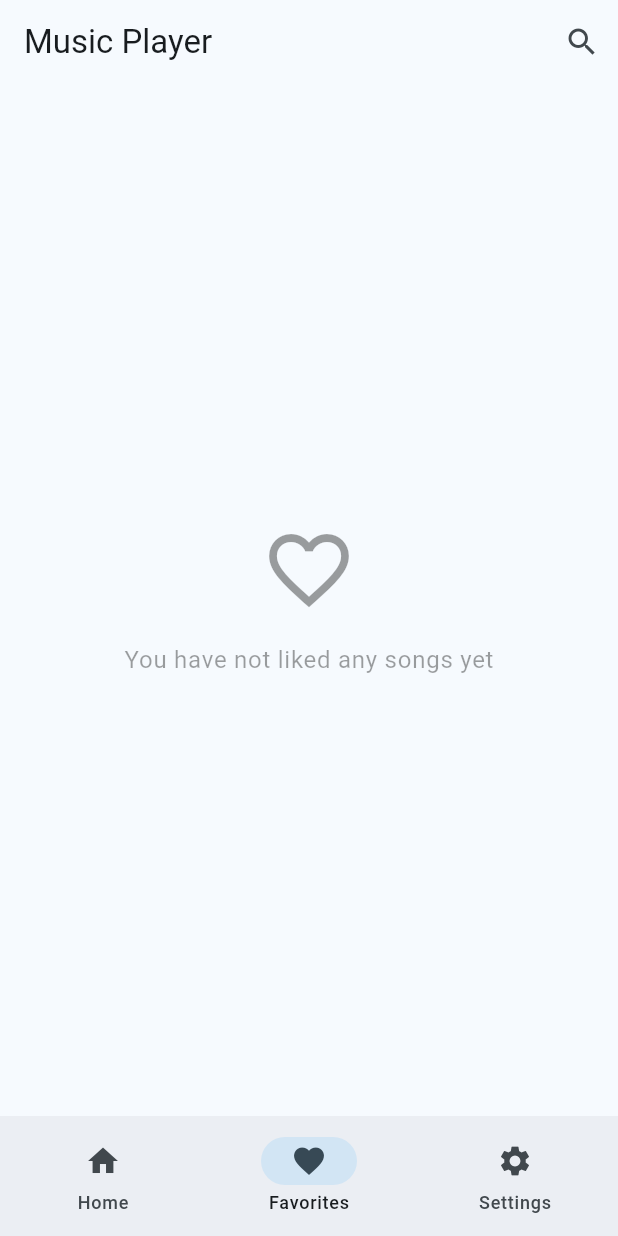
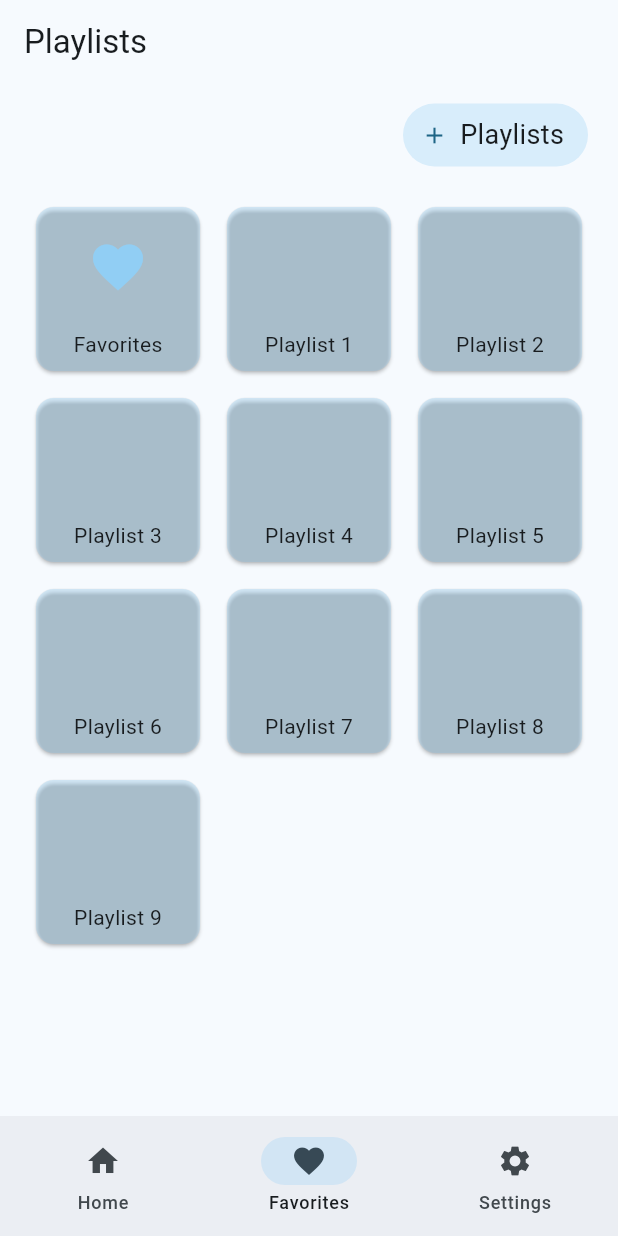
Before and after one commit to mu-fazil-vk/audio_player_offline, a Flutter app: the screen it shows after launch, item 2 of the bottom bar chosen, on a phone screen of 412 x 824 dp. Run offline on Flutter 3.47's test engine with Material 3 defaults, Android fonts, the phone set to English and light mode, and no system bars; drawn by our look-alikes of dynamic_color; our stand-ins replace audio_service, card_swiper, easy_localization, go_router, hive_flutter, hugeicons and 8 more; missing offline and left inert: audio_session; accounts and stored records are empty.

Commit message:
playlist screen work started

```diff
--- a/assets/l10n/en.json
+++ b/assets/l10n/en.json
@@ -46,5 +46,7 @@
     "version": "Version",
     "youAreCuriousOne": "You are a curious one, aren't you?",
     "license": "License",
-    "share": "Share"
+    "share": "Share",
+    "playlists": "Playlists",
+    "favorites": "Favorites"
 }
--- a/assets/l10n/ml.json
+++ b/assets/l10n/ml.json
@@ -46,5 +46,7 @@
     "version": "പതിപ്പ്",
     "youAreCuriousOne": "നിങ്ങൾ ഒരു കൗതുകക്കാരനാണ്, അല്ലേ?",
     "license": "ലൈസൻസ്",
-    "share": "പങ്കുവെക്കുക"
+    "share": "പങ്കുവെക്കുക",
+    "playlists": "പ്ലേലിസ്റ്റുകൾ",
+    "favorites": "പ്രിയപ്പെട്ടവ"
 }
--- a/lib/services/navigation_service.dart
+++ b/lib/services/navigation_service.dart
@@ -3,10 +3,12 @@ import 'package:go_router/go_router.dart';
 import 'package:music_player/views/album_songs/album_songs_screen.dart';
 import 'package:music_player/views/all_songs/all_songs_screen.dart';
 import 'package:music_player/views/bottom_avigation/bottom_navigation.dart';
-import 'package:music_player/views/favorites/favorites_screen.dart';
+import 'package:music_player/views/playlists/favorites_screen.dart';
 import 'package:music_player/views/home/home_screen.dart';
 import 'package:music_player/views/player/full_screen_player.dart';
+import 'package:music_player/views/playlists/playlists_screen.dart';
 import 'package:music_player/views/settings/settings_screen.dart';
+import 'package:music_player/views/settings/translators_screen.dart';
 
 class NavigationService {
   factory NavigationService() {
@@ -74,7 +76,7 @@ class NavigationService {
   static const String homePath = '/home';
   static const String searchPath = '/search';
   static const String settingsPath = '/settings';
-  static const String favoritesPath = '/favorites';
+  static const String playlistsPath = '/playlists';
   static const String allSongs = '/all-songs';
   static const String albumSongs = '/album-songs';
 
@@ -115,10 +117,17 @@ class NavigationService {
             path: searchPath,
             pageBuilder: (context, GoRouterState state) {
               return getPage(
-                child: const FavoriteScreen(),
+                child: const PlaylistsScreen(),
                 state: state,
               );
             },
+            routes: [
+              GoRoute(
+                name: 'favorites',
+                path: 'favorites',
+                builder: (context, state) => const FavoriteScreen(),
+              ),
+            ],
           ),
         ],
       ),
@@ -133,19 +142,13 @@ class NavigationService {
                 state: state,
               );
             },
-            // routes: [
-            //   GoRoute(
-            //     path: 'license',
-            //     builder: (context, state) => const LicensePage(
-            //       applicationName: 'Musify',
-            //       applicationVersion: appVersion,
-            //     ),
-            //   ),
-            //   GoRoute(
-            //     path: 'about',
-            //     builder: (context, state) => const AboutPage(),
-            //   ),
-            // ],
+            routes: [
+              GoRoute(
+                path: 'translators',
+                name: 'translators',
+                builder: (context, state) => const TranslatorsScreen(),
+              ),
+            ],
           ),
         ],
       ),
--- /dev/null
+++ b/lib/views/playlists/playlists_screen.dart
@@ -0,0 +1,122 @@
+import 'package:easy_localization/easy_localization.dart';
+import 'package:flutter/material.dart';
+import 'package:go_router/go_router.dart';
+import 'package:music_player/core/generated/l10n/locale_keys.g.dart';
+import 'package:music_player/core/utils/size_extension.dart';
+import 'package:music_player/providers/audio_data_provider.dart';
+import 'package:provider/provider.dart';
+
+class PlaylistsScreen extends StatelessWidget {
+  const PlaylistsScreen({super.key});
+
+  @override
+  Widget build(BuildContext context) {
+    return Scaffold(
+      appBar: AppBar(
+        centerTitle: false,
+        title: Text(
+          LocaleKeys.playlists.tr(),
+        ),
+      ),
+      body: Padding(
+        padding: const EdgeInsets.symmetric(horizontal: 20, vertical: 10),
+        child: Column(
+          crossAxisAlignment: CrossAxisAlignment.end,
+          children: [
+            TextButton.icon(
+              onPressed: () {},
+              icon: const Icon(Icons.add),
+              style: TextButton.styleFrom(
+                backgroundColor:
+                    Theme.of(context).primaryColor.withOpacity(0.3),
+              ),
+              label: Text(
+                LocaleKeys.playlists.tr(),
+                style: Theme.of(context)
+                    .textTheme
+                    .bodyMedium
+                    ?.copyWith(fontSize: 18),
+              ),
+            ),
+            20.ph,
+            Expanded(
+              child: FutureBuilder(
+                  future: context.read<AudioDataProvider>().getUserPlaylists(),
+                  builder: (context, snapshot) {
+                    if (snapshot.connectionState == ConnectionState.waiting) {
+                      return const Center(
+                        child: CircularProgressIndicator(),
+                      );
+                    } else if (snapshot.hasError) {
+                      return Center(
+                        child: Text(snapshot.error.toString()),
+                      );
+                    }
+                    return GridView.builder(
+                      gridDelegate:
+                          const SliverGridDelegateWithFixedCrossAxisCount(
+                        crossAxisCount: 3,
+                        crossAxisSpacing: 10,
+                        mainAxisSpacing: 10,
+                      ),
+                      itemCount: 10,
+                      itemBuilder: (context, index) {
+                        return GestureDetector(
+                          onTap: () {
+                            if (index == 0) {
+                              context.goNamed('favorites');
+                            }
+                          },
+                          child: Card(
+                            shape: RoundedRectangleBorder(
+                              borderRadius: BorderRadius.circular(12.0),
+                            ),
+                            color:
+                                Theme.of(context).primaryColor.withOpacity(0.3),
+                            child: Column(
+                              children: [
+                                Expanded(
+                                  child: Container(
+                                    margin: const EdgeInsets.all(20),
+                                    decoration: BoxDecoration(
+                                      borderRadius: BorderRadius.circular(12.0),
+                                      // image: const DecorationImage(
+                                      //   image: AssetImage('assets/images/playlist.jpg'),
+                                      //   fit: BoxFit.cover,
+                                      // ),
+                                    ),
+                                    child: index == 0
+                                        ? Center(
+                                            child: Icon(
+                                              Icons.favorite,
+                                              size: 40,
+                                              color: Theme.of(context)
+                                                  .primaryColor,
+                                            ),
+                                          )
+                                        : null,
+                                  ),
+                                ),
+                                Padding(
+                                  padding: const EdgeInsets.all(8.0),
+                                  child: Text(
+                                    index == 0
+                                        ? LocaleKeys.favorites.tr()
+                                        : 'Playlist $index',
+                                    overflow: TextOverflow.ellipsis,
+                                  ),
+                                ),
+                              ],
+                            ),
+                          ),
+                        );
+                      },
+                    );
+                  }),
+            ),
+          ],
+        ),
+      ),
+    );
+  }
+}
```
Also changed, not shown: lib/core/constants/app_constants.dart (+13 -0 lines), lib/models/translator.dart (added, +7 -0 lines), lib/views/settings/sections/about.dart (+6 -3 lines), lib/views/settings/translators_screen.dart (added, +38 -0 lines), lib/core/generated/l10n/locale_keys.g.dart, lib/views/playlists/favorites_screen.dart (renamed from lib/views/favorites/favorites_screen.dart).
